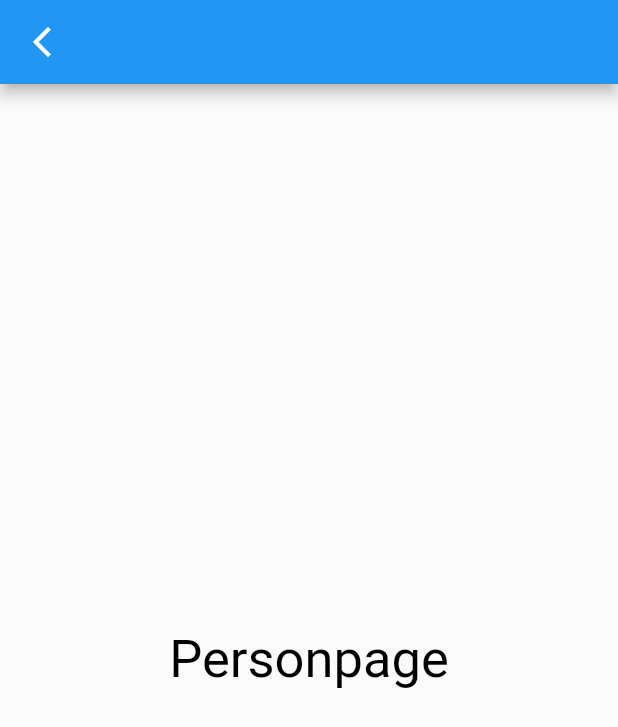
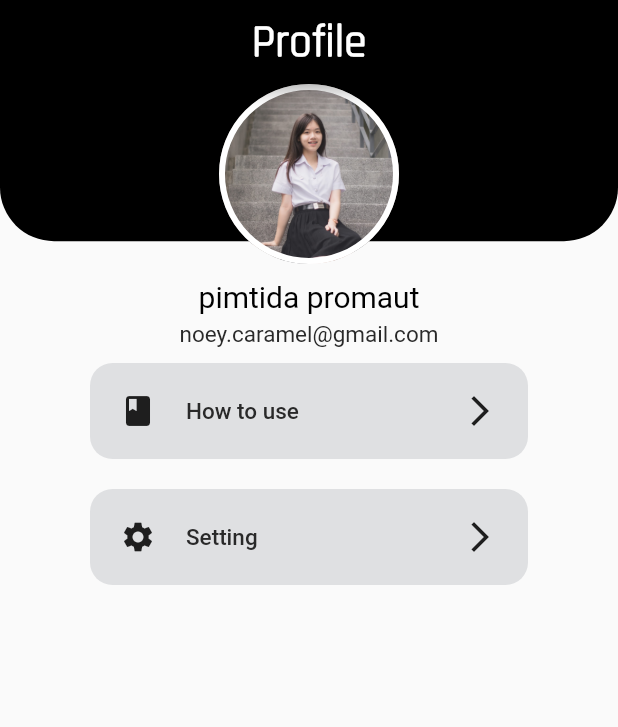
Before and after one commit to pimtidaN455/ProjectPhotoL-main, a Flutter app: the Personpage screen opened directly, on a phone screen of 412 x 824 dp. Shown: the top 727 px of the screen. Run offline on Flutter 3.47's test engine with Material 2 defaults, Android fonts, the phone set to English and light mode, and no system bars; our stand-ins replace flutter_svg; missing offline and left inert: dart:html; Roboto replaces fonts that are missing (Poppins).

Commit message:
Personpage

```diff
--- a/ProjectPhotoL-main/lib/main.dart
+++ b/ProjectPhotoL-main/lib/main.dart
@@ -3,6 +3,8 @@
 import 'package:flutter/material.dart';
 //import 'package:project_photo_learn/page/Howto/howtouse.dart';
 import 'package:project_photo_learn/page/Howto/sumlong.dart';
+import 'package:project_photo_learn/page/PagesF/SearchPage.dart';
+import 'package:project_photo_learn/page/PagesF/first.dart';
 //import 'package:project_photo_learn/page/Start/start_register.dart';
 import 'package:project_photo_learn/page/Start/start_login.dart';
 //import 'package:project_photo_learn/my_style.dart';
@@ -121,7 +123,8 @@ class _MyHomePageState extends State<MyHomePage> {
       ),
       onPressed: () {
         MaterialPageRoute materialPageRoute =
-            MaterialPageRoute(builder: (BuildContext context) => Startlogin());
+            //MaterialPageRoute(builder: (BuildContext context) => Startlogin());
+            MaterialPageRoute(builder: (BuildContext context) => FirstState());
         Navigator.of(this.context).push(materialPageRoute);
       },
     );
--- a/ProjectPhotoL-main/lib/page/PagesF/PersonPage.dart
+++ b/ProjectPhotoL-main/lib/page/PagesF/PersonPage.dart
@@ -1,31 +1,187 @@
 //import 'dart:html';
+// ignore_for_file: deprecated_member_use
+
+import 'dart:html';
+
 import 'package:flutter/material.dart';
-import 'package:project_photo_learn/page/PagesF/first.dart';
+import 'package:flutter_svg/svg.dart';
+
+//import 'package:project_photo_learn/page/PagesF/first.dart';
 
 class Personpage extends StatelessWidget {
   @override
-  Widget build(BuildContext context) => Scaffold(
-        appBar: AppBar(
-          leading: IconButton(
-            icon: Icon(Icons.arrow_back_ios_new),
-            onPressed: () {
-              Navigator.push(context,
-                  MaterialPageRoute(builder: (context) => FirstState()));
-            },
-          ),
+  Widget build(BuildContext context) {
+    Size size = MediaQuery.of(context).size;
+    return Scaffold(
+      appBar: buildAppBar(),
+      body: Container(
+        height: size.height * 1,
+        //alignment: Alignment.topCenter,
+        child: Stack(
+          children: <Widget>[
+            Container(
+              padding: EdgeInsets.only(left: 20, right: 20, bottom: 56),
+              height: size.height * 0.2 - 60,
+              decoration: BoxDecoration(
+                color: Color.fromARGB(255, 0, 0, 0),
+                borderRadius: BorderRadius.only(
+                    bottomLeft: Radius.circular(36),
+                    bottomRight: Radius.circular(36)),
+              ),
+            ),
+            Positioned(
+              //height: 60,
+              //bottom: 0,
+              left: 0,
+              right: 0,
+              child: Container(
+                alignment: Alignment.topCenter,
+                padding: EdgeInsets.symmetric(horizontal: 20),
+                margin: EdgeInsets.symmetric(horizontal: 20),
+                //height: 54, //ความสูงของกรอบเสิร์ช
+                child: Column(
+                  mainAxisAlignment: MainAxisAlignment.end,
+                  children: <Widget>[
+                    Container(
+                      margin: EdgeInsets.only(bottom: 10),
+                      height: 120,
+                      width: 120,
+                      decoration: BoxDecoration(
+                          shape: BoxShape.circle,
+                          border: Border.all(color: Colors.white, width: 4),
+                          image: DecorationImage(
+                              fit: BoxFit.cover,
+                              image: AssetImage('images/Profile.jpg'))),
+                    ),
+                    Text(
+                      "pimtida promaut",
+                      style: TextStyle(
+                        color: Color.fromARGB(255, 0, 0, 0),
+                        fontSize: 20,
+                        fontFamily: 'Poppins',
+                      ),
+                    ),
+                    SizedBox(
+                      height: 5,
+                    ),
+                    Text(
+                      "noey.caramel@gmail.com",
+                      style: TextStyle(
+                        color: Color.fromARGB(255, 41, 41, 41),
+                        fontSize: 15,
+                        fontFamily: 'Poppins',
+                      ),
+                    ),
+                    /*Padding(
+                      padding: const EdgeInsets.symmetric(
+                          horizontal: 20, vertical: 10),
+                      child: FlatButton(
+                        padding: EdgeInsets.all(20),
+                        shape: RoundedRectangleBorder(
+                            borderRadius: BorderRadius.circular(15)),
+                        color: Color.fromARGB(255, 223, 224, 226),
+                        onPressed: () {},
+                        child: Row(
+                          children: [
+                            Icon(Icons.settings),
+                            SizedBox(width: 20),
+                            Expanded(
+                                child: Text(
+                              "Setting",
+                              style: TextStyle(
+                                color: Color.fromARGB(255, 41, 41, 41),
+                                fontSize: 15,
+                                fontFamily: 'Poppins',
+                              ),
+                            )),
+                            Icon(Icons.arrow_forward_ios_outlined)
+                          ],
+                        ),
+                      ),
+                    )*/
+                    howtoPersonP(),
+                    settingPersonP()
+                  ],
+                ),
+              ),
+            )
+          ],
         ),
-        body: Container(
-          alignment: Alignment.center,
-          padding: EdgeInsets.symmetric(horizontal: 48),
-          child: Column(mainAxisAlignment: MainAxisAlignment.center, children: [
-            Text('Personpage',
-                textAlign: TextAlign.start,
-                style: TextStyle(
-                  color: Color.fromARGB(255, 0, 0, 0),
-                  fontSize: 35,
-                  fontFamily: 'Poppins',
-                ))
-          ]),
+      ),
+    );
+  }
+
+  Padding settingPersonP() {
+    return Padding(
+      padding: const EdgeInsets.symmetric(horizontal: 20, vertical: 10),
+      child: FlatButton(
+        padding: EdgeInsets.all(20),
+        shape: RoundedRectangleBorder(borderRadius: BorderRadius.circular(15)),
+        color: Color.fromARGB(255, 223, 224, 226),
+        onPressed: () {},
+        child: Row(
+          children: [
+            Icon(Icons.settings),
+            SizedBox(width: 20),
+            Expanded(
+                child: Text(
+              "Setting",
+              style: TextStyle(
+                color: Color.fromARGB(255, 41, 41, 41),
+                fontSize: 15,
+                fontFamily: 'Poppins',
+              ),
+            )),
+            Icon(Icons.arrow_forward_ios_outlined)
+          ],
         ),
-      );
+      ),
+    );
+  }
+
+  Padding howtoPersonP() {
+    return Padding(
+      padding: const EdgeInsets.symmetric(horizontal: 20, vertical: 10),
+      child: FlatButton(
+        padding: EdgeInsets.all(20),
+        shape: RoundedRectangleBorder(borderRadius: BorderRadius.circular(15)),
+        color: Color.fromARGB(255, 223, 224, 226),
+        onPressed: () {},
+        child: Row(
+          children: [
+            Icon(Icons.book),
+            SizedBox(width: 20),
+            Expanded(
+                child: Text(
+              "How to use",
+              style: TextStyle(
+                color: Color.fromARGB(255, 41, 41, 41),
+                fontSize: 15,
+                fontFamily: 'Poppins',
+              ),
+            )),
+            Icon(Icons.arrow_forward_ios_outlined)
+          ],
+        ),
+      ),
+    );
+  }
+
+  AppBar buildAppBar() {
+    return AppBar(
+      backgroundColor: Colors.black,
+      title: Text(
+        "Profile",
+        style: TextStyle(
+          fontSize: 30,
+          color: Color.fromARGB(255, 255, 255, 255),
+          fontWeight: FontWeight.bold,
+          //fontStyle: FontStyle.normal,
+          fontFamily: 'Rajdhani',
+        ),
+      ),
+      centerTitle: true,
+      automaticallyImplyLeading: false,
+    );
+  }
 }
--- a/ProjectPhotoL-main/lib/page/PagesF/SearchPage.dart
+++ b/ProjectPhotoL-main/lib/page/PagesF/SearchPage.dart
@@ -9,19 +9,8 @@ class Searchpage extends StatelessWidget {
   Widget build(BuildContext context) {
     Size size = MediaQuery.of(context).size;
     return Column(children: <Widget>[
-      /*AppBar(
-        backgroundColor: Color.fromARGB(255, 105, 25, 255),
-        elevation: 0,
-        leading: IconButton(
-          icon: Icon(Icons.arrow_back_ios_new),
-          onPressed: () {
-            Navigator.push(
-                context, MaterialPageRoute(builder: (context) => FirstState()));
-          },
-        ),
-      ),*/
       AppBar(
-        backgroundColor: Color.fromARGB(255, 105, 25, 255),
+        backgroundColor: Color.fromARGB(255, 0, 0, 0),
         title: Text(""),
         automaticallyImplyLeading: false,
       ),
@@ -31,16 +20,16 @@ class Searchpage extends StatelessWidget {
             children: <Widget>[
               Container(
                 padding: EdgeInsets.only(left: 20, right: 20, bottom: 56),
-                height: size.height * 0.2 - 27,
+                height: size.height * 0.2 - 60,
                 decoration: BoxDecoration(
-                  color: Color.fromARGB(255, 105, 25, 255),
+                  color: Color.fromARGB(255, 0, 0, 0),
                   borderRadius: BorderRadius.only(
                       bottomLeft: Radius.circular(36),
                       bottomRight: Radius.circular(36)),
                 ),
                 child: Row(children: <Widget>[
                   Text(
-                    'Search',
+                    'Searchhh',
                     style: TextStyle(
                       fontSize: 30,
                       color: Color.fromARGB(255, 255, 255, 255),
@@ -52,13 +41,14 @@ class Searchpage extends StatelessWidget {
                 ]),
               ),
               Positioned(
-                  bottom: 0,
+                  bottom: 30,
                   left: 0,
                   right: 0,
                   child: Container(
                     padding: EdgeInsets.symmetric(horizontal: 20),
                     margin: EdgeInsets.symmetric(horizontal: 20),
-                    height: 54,
+                    height: 54, //ความสูงของกรอบเสิร์ช
+
                     //padding: EdgeInsetsDirectional.fromSTEB(50, 50, 50, 50),
                     decoration: BoxDecoration(
                         color: Colors.white,
@@ -67,8 +57,8 @@ class Searchpage extends StatelessWidget {
                           BoxShadow(
                             offset: Offset(0, 10),
                             blurRadius: 50,
-                            color: Color.fromARGB(255, 105, 25, 255)
-                                .withOpacity(0.23),
+                            color:
+                                Color.fromARGB(255, 0, 0, 0).withOpacity(0.23),
                           )
                         ]),
                     child: Row(
--- a/ProjectPhotoL-main/pubspec.yaml
+++ b/ProjectPhotoL-main/pubspec.yaml
@@ -37,6 +37,7 @@ dependencies:
   # Use with the CupertinoIcons class for iOS style icons.
   cupertino_icons: ^1.0.2
   curved_navigation_bar : ^1.0.1
+  flutter_svg: ^1.1.1+1
 
 dev_dependencies:
   flutter_test:
@@ -70,6 +71,7 @@ flutter:
   # To add assets to your application, add an assets section, like this:
   assets:
    - images/logo2.png
+   - images/Profile.jpg
   #   - images/a_dot_ham.jpeg
 
   # An image asset can refer to one or more resolution-specific "variants", see
```
Also changed, not shown: ProjectPhotoL-main/images/Profile.jpg (added), ProjectPhotoL-main/pubspec.lock.
